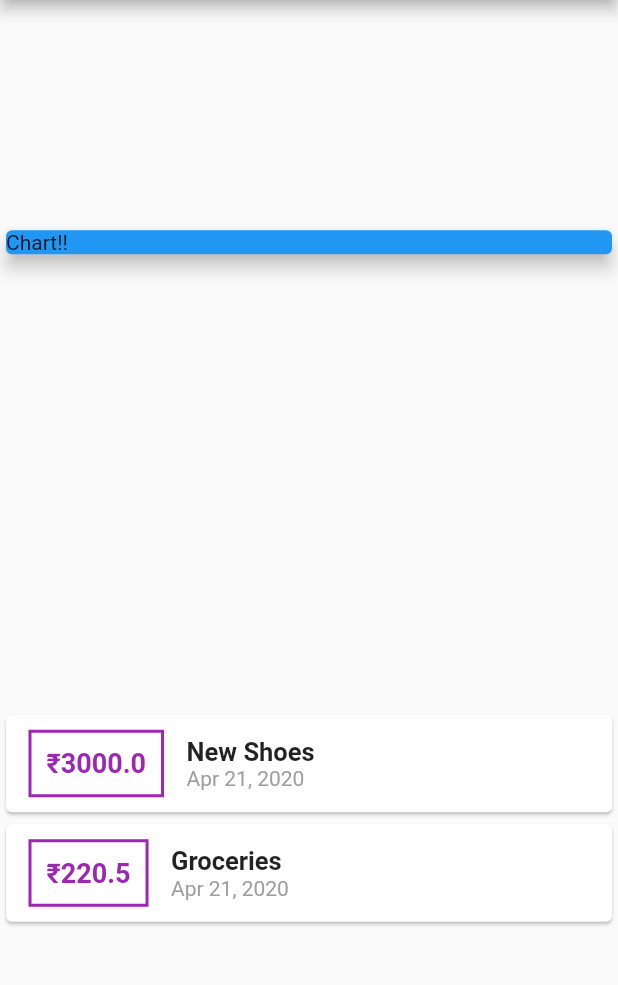
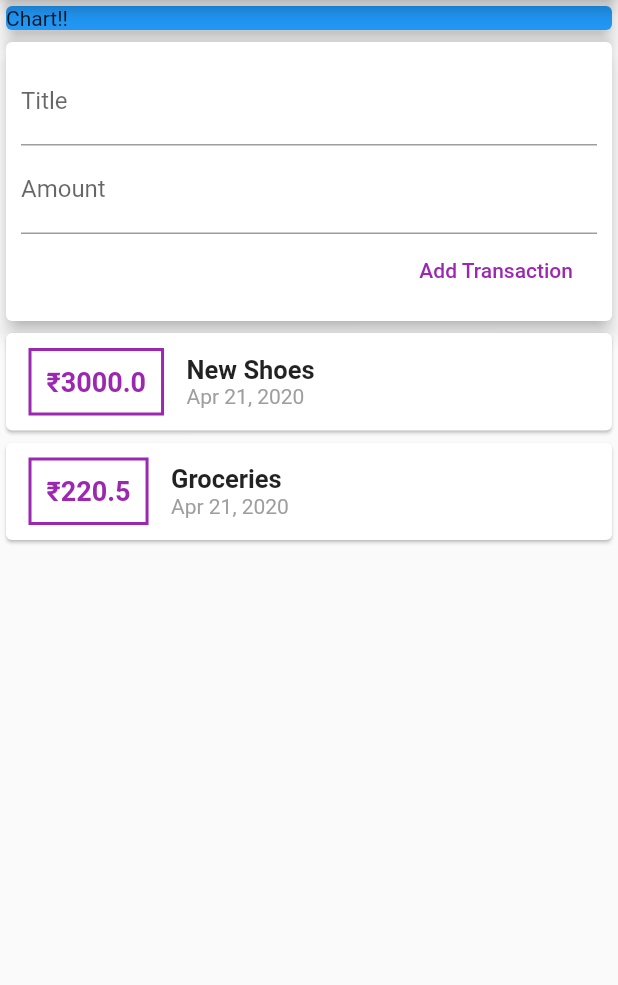
Before and after one commit to aashirsaroya/BudgetWise-Smart-Expense-Tracker, a Flutter app: the screen it shows after launch, on a phone screen of 412 x 824 dp, the part 84-1069 px from its top. Run offline on Flutter 3.47's test engine with Material 2 defaults, Android fonts, the phone set to English and light mode, and no system bars.

Commit message:
A few styling changes

```diff
--- a/personal_expenses/lib/main.dart
+++ b/personal_expenses/lib/main.dart
@@ -18,6 +18,11 @@ class MyHomePage extends StatelessWidget {
     Transaction(id: 't1',title: 'New Shoes',amount:3000.0,date: DateTime.now() ),
     Transaction(id: 't2',title: 'Groceries',amount: 220.50,date: DateTime.now())
   ];
+  //String titleInput;
+  //String amountInput;
+  final titleController = TextEditingController();
+  final amountController = TextEditingController();
+
   @override
   Widget build(BuildContext context) {
     return Scaffold(
@@ -25,7 +30,7 @@ class MyHomePage extends StatelessWidget {
       ),centerTitle: true,
       ),
       body:Column(
-        mainAxisAlignment: MainAxisAlignment.spaceAround,
+        //mainAxisAlignment: MainAxisAlignment.start,
         crossAxisAlignment: CrossAxisAlignment.stretch,
         children: <Widget>[
           Card(
@@ -33,9 +38,40 @@ class MyHomePage extends StatelessWidget {
             child: Container(width: double.infinity,child: Text('Chart!!')),
             elevation: 5,
           ),
+          Card(
+            elevation: 5,
+            child: Container(
+              padding: EdgeInsets.all(10),
+              child: Column(
+                crossAxisAlignment: CrossAxisAlignment.end,
+                children: <Widget>[
+                  TextField(
+                    controller: titleController,
+                    //onChanged: (value){
+                     // titleInput = value;
+                   // },
+                    decoration: InputDecoration(labelText:'Title'),
+                  ),
+                  TextField(
+                    controller: amountController,
+                   // onChanged: (amt){
+                     // amountInput = amt;
+                    //},
+                    decoration: InputDecoration(labelText:'Amount'),
+                  ),
+                  FlatButton(
+                    child: Text('Add Transaction'),
+                    textColor: Colors.purple,
+                    onPressed: (){} ,
+                  )
+                ],
+              ),
+            ),
+          ),
           Column(
             children: transactions.map((tx){
-              return Card(child: Row(
+              return Card(
+                child: Row(
               children: <Widget>[
                 Container(
                   margin:EdgeInsets.symmetric(
```
